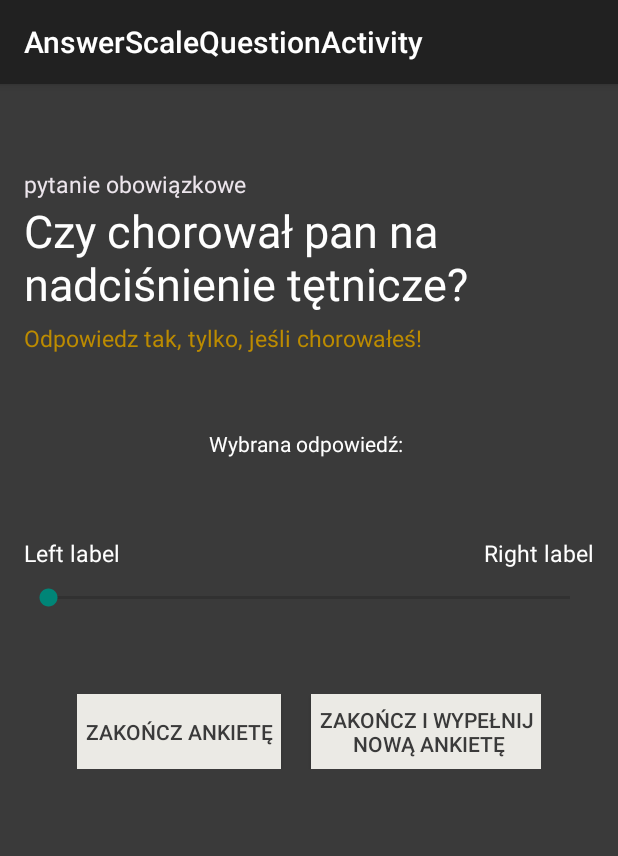
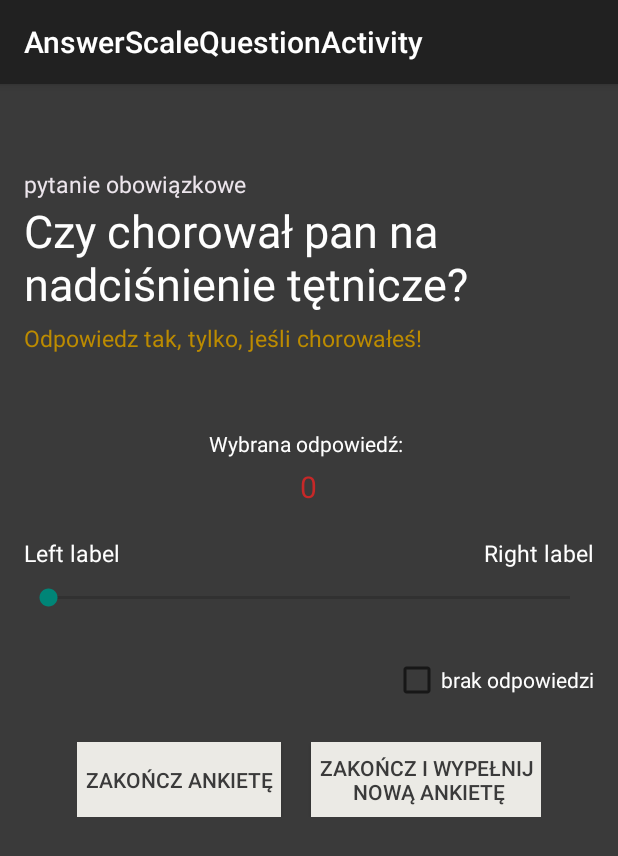
Before and after one commit to demsey15/MobilnyAnkieter_Android, an Android app: the AnswerScaleQuestionActivity screen opened directly, with no data from a screen before it, after a tap on "ZAKOŃCZ ANKIETĘ", on a phone screen of 412 x 824 dp. Shown: the top 856 px of the screen. Run offline under Robolectric (Android 15) with nearby library versions, the phone set to English and light mode, and no system bars; 12 statements that could not run were skipped.

Commit message:
poprawienie niedociagniec podczas wypelniania ankiet

```diff
--- a/app/src/main/java/bohonos/demski/mieldzioc/mobilnyankieter/filledsurveys/fillingSurvey/AnswerScaleQuestionActivity.java
+++ b/app/src/main/java/bohonos/demski/mieldzioc/mobilnyankieter/filledsurveys/fillingSurvey/AnswerScaleQuestionActivity.java
@@ -7,6 +7,8 @@ import android.support.v7.app.ActionBarActivity;
 import android.util.Log;
 import android.view.View;
 import android.widget.Button;
+import android.widget.CheckBox;
+import android.widget.CompoundButton;
 import android.widget.SeekBar;
 import android.widget.TextView;
 import android.widget.Toast;
@@ -24,6 +26,8 @@ public class AnswerScaleQuestionActivity extends ActionBarActivity {
     private ScaleQuestion question;
     private SeekBar chosenAnswer;
     private int myQuestionNumber;
+
+    private boolean isNoAnswerSet = false;
 
     private int min;
     private int max;
@@ -53,11 +57,15 @@ public class AnswerScaleQuestionActivity extends ActionBarActivity {
 
         final TextView chosenAnswerMessage = (TextView) findViewById(R.id.scale_chosen_answer_txt);
 
+        prepareNoAnswerCheckBox(chosenAnswerMessage);
+
         min = question.getMinValue();
         max = question.getMaxValue();
 
         chosenAnswer = (SeekBar) findViewById(R.id.answer_scale_seekBar);
         chosenAnswer.setMax(max - min);
+        chosenAnswerMessage.setText("" + (chosenAnswer.getProgress() + min));
+
         chosenAnswer.setOnSeekBarChangeListener(new SeekBar.OnSeekBarChangeListener() {
             @Override
             public void onProgressChanged(SeekBar seekBar, int i, boolean b) {
@@ -71,7 +79,9 @@ public class AnswerScaleQuestionActivity extends ActionBarActivity {
 
             @Override
             public void onStopTrackingTouch(SeekBar seekBar) {
-                chosenAnswerMessage.setText("" + (seekBar.getProgress() + min));
+                if(!isNoAnswerSet) {
+                    chosenAnswerMessage.setText("" + (seekBar.getProgress() + min));
+                }
             }
         });
 
@@ -138,6 +148,28 @@ public class AnswerScaleQuestionActivity extends ActionBarActivity {
         }
     }
 
+    private void prepareNoAnswerCheckBox(final TextView chosenAnswerMessage) {
+        CheckBox noAnswerCheckBox = (CheckBox) findViewById(R.id.no_answ_chcBox_scale);
+
+        if(question.isObligatory()){
+            noAnswerCheckBox.setVisibility(View.INVISIBLE);
+        }else{
+            noAnswerCheckBox.setOnCheckedChangeListener(new CompoundButton.OnCheckedChangeListener() {
+                @Override
+                public void onCheckedChanged(CompoundButton compoundButton, boolean b) {
+                    isNoAnswerSet = b;
+
+                    if(isNoAnswerSet){
+                        chosenAnswerMessage.setText("brak");
+                    }
+                    else{
+                        chosenAnswerMessage.setText("" + (chosenAnswer.getProgress() + min));
+                    }
+                }
+            });
+        }
+    }
+
     private void goToNextActivity() {
         AnsweringSurveyControl control = ApplicationState.
                 getInstance(AnswerScaleQuestionActivity.this).getAnsweringSurveyControl();
@@ -180,21 +212,18 @@ public class AnswerScaleQuestionActivity extends ActionBarActivity {
     private boolean setUserAnswer(){
         AnsweringSurveyControl control = ApplicationState.
                 getInstance(AnswerScaleQuestionActivity.this).getAnsweringSurveyControl();
-       /* if(question.isObligatory()){
-            if(chosenAnswer != null){     //jeśli pytanie jest obowiązkowe i nic nie dodano
-                Toast.makeText(AnswerOneChoiceQuestionActivity.this,
-                        "To pytanie jest obowiązkowe, podaj odpowiedź!", Toast.LENGTH_SHORT).show();
-                return false;
-            }
-        }
-        */
-        //if(chosenAnswer != null){
-            if(control.setScaleQuestionAnswer(myQuestionNumber, chosenAnswer.getProgress() + min))
+
+        if(!isNoAnswerSet) {
+            if (control.setScaleQuestionAnswer(myQuestionNumber, chosenAnswer.getProgress() + min))
                 return true;
-            else{
+            else {
                 Toast.makeText(AnswerScaleQuestionActivity.this,
                         "Coś poszło nie tak, nie dodano odpowiedzi.", Toast.LENGTH_SHORT).show();
                 return false;
             }
         }
+        else{
+            return true;
+        }
+    }
 }
--- a/app/src/main/res/layout/activity_answer_scale_question.xml
+++ b/app/src/main/res/layout/activity_answer_scale_question.xml
@@ -81,12 +81,21 @@
             android:id="@+id/answer_scale_seekBar"
             android:max="5"
             android:layout_below="@+id/leftLabel_answer_scale_question" />
+
+        <CheckBox
+            android:layout_width="wrap_content"
+            android:layout_height="wrap_content"
+            android:layout_below="@id/answer_scale_seekBar"
+            android:layout_alignParentRight="true"
+            android:textColor="@color/black"
+            android:text="brak odpowiedzi"
+            android:id="@+id/no_answ_chcBox_scale"/>
         <Button
             android:layout_width="50dp"
             android:layout_height="50dp"
             android:scaleType="centerCrop"
             android:layout_alignParentRight="true"
-            android:layout_below="@+id/answer_scale_seekBar"
+            android:layout_below="@id/no_answ_chcBox_scale"
             android:layout_marginRight="5dp"
             android:layout_marginTop="25dp"
             android:background="@drawable/strzalka"
--- a/app/src/main/res/values/strings.xml
+++ b/app/src/main/res/values/strings.xml
@@ -52,7 +52,7 @@
     <string name="add_answer_hint">Kilknij, aby dodać odpowiedź.</string>
     <string name="answers_List">Odpowiedzi:</string>
 
-    <string name="scale_label">Skala:</string>
+    <string name="scale_label">Skala: od</string>
     <string name="scale_to">do</string>
     <string name="scale_label_hint">Etykieta (opcjonalna)</string>
 
```
Also changed, not shown: app/src/main/java/bohonos/demski/mieldzioc/mobilnyankieter/filledsurveys/fillingSurvey/AnswerTimeQuestionActivity.java (+24 -16 lines), app/src/main/java/bohonos/demski/mieldzioc/mobilnyankieter/surveytemplates/creatingandeditingsurvey/EditScaleQuestion.java (+5 -6 lines), app/src/main/res/layout/activity_answer_time_question.xml (+10 -0 lines), app/src/main/res/layout/activity_edit_scale_question.xml (+2 -7 lines).
